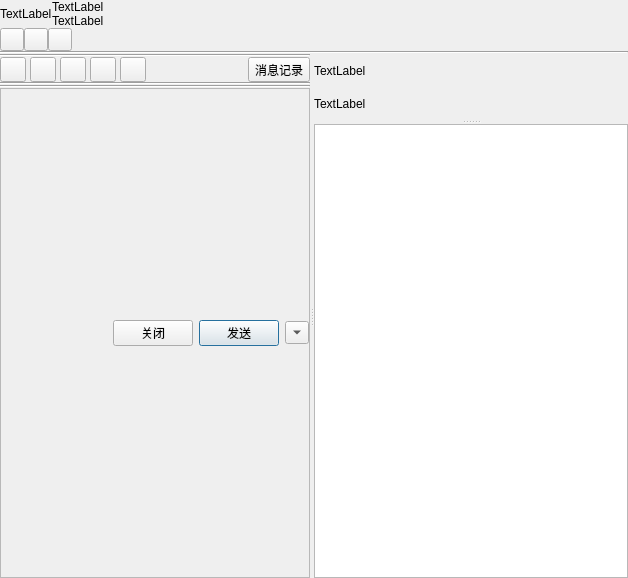
First picture: the form in src/ui/qqgroupchatdlg.ui, repository zhanlangsir/Qtqq, before the edit.
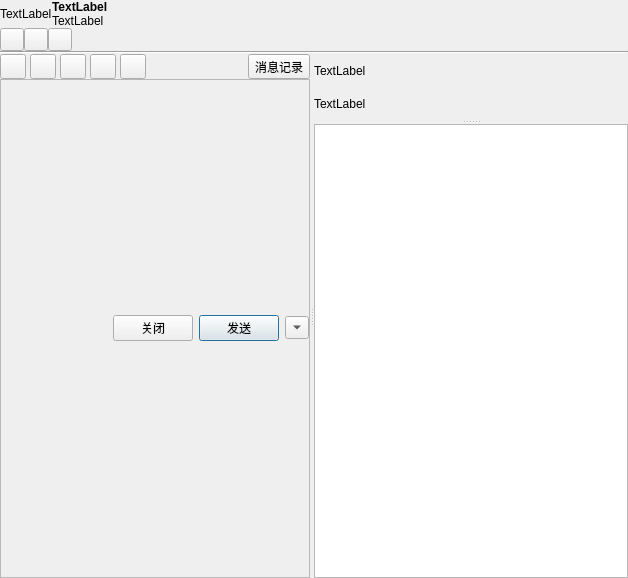
Second picture: the form after the edit.

Diff of the .ui file:
```diff
--- a/src/ui/qqgroupchatdlg.ui
+++ b/src/ui/qqgroupchatdlg.ui
@@ -65,6 +65,12 @@
              <verstretch>0</verstretch>
             </sizepolicy>
            </property>
+           <property name="font">
+            <font>
+             <weight>75</weight>
+             <bold>true</bold>
+            </font>
+           </property>
            <property name="text">
             <string>TextLabel</string>
            </property>
@@ -137,9 +143,7 @@
       </sizepolicy>
      </property>
      <property name="styleSheet">
-      <string notr="true">QSplitter#spliter_main_{
-margin:0 2 2 2;
-}</string>
+      <string notr="true"/>
      </property>
      <property name="orientation">
       <enum>Qt::Horizontal</enum>
@@ -159,13 +163,6 @@
         <property name="spacing">
          <number>0</number>
         </property>
-        <item>
-         <widget class="Line" name="line_3">
-          <property name="orientation">
-           <enum>Qt::Horizontal</enum>
-          </property>
-         </widget>
-        </item>
         <item>
          <layout class="QHBoxLayout" name="horizontalLayout_4">
           <property name="spacing">
@@ -258,20 +255,6 @@
           </item>
          </layout>
         </item>
-        <item>
-         <widget class="Line" name="fourth_line_">
-          <property name="orientation">
-           <enum>Qt::Horizontal</enum>
-          </property>
-         </widget>
-        </item>
-        <item>
-         <widget class="Line" name="line_5">
-          <property name="orientation">
-           <enum>Qt::Horizontal</enum>
-          </property>
-         </widget>
-        </item>
         <item>
          <widget class="QFrame" name="frame_chatdlg_bottom">
           <property name="frameShape">
```
Left out of the diff: 4 changed lines with no effect on the pictures.
